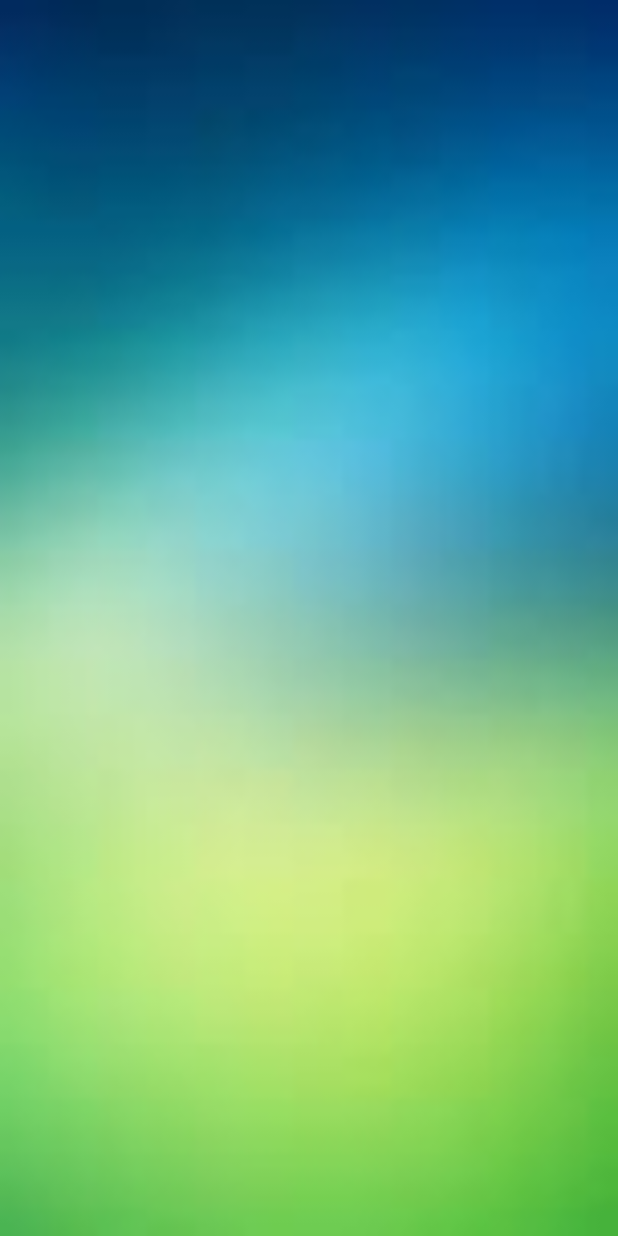
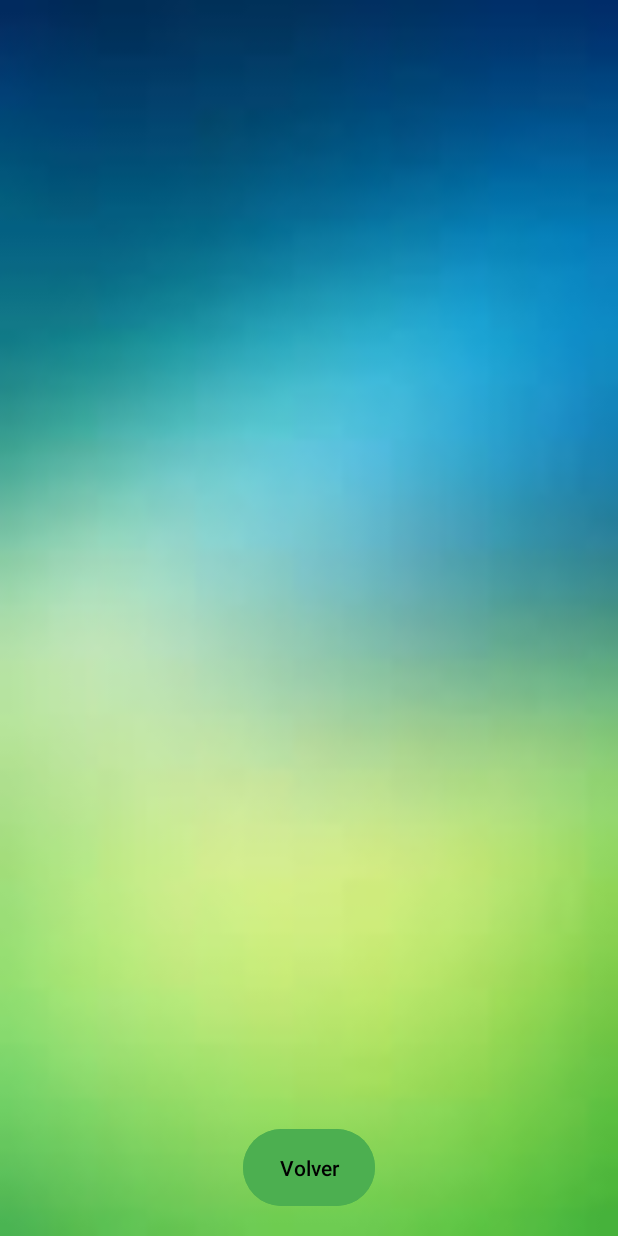
Before and after one commit to Ferna-n/Prototipov1, an Android app: the PlantListActivity screen opened directly, with no data from a screen before it, on a phone screen of 412 x 824 dp. Run offline under Robolectric (Android 15) with nearby library versions, the light colour scheme and no system bars.

Commit message:
quinto commit

```diff
--- a/app/src/main/java/com/example/plantpal/PlantListActivity.java
+++ b/app/src/main/java/com/example/plantpal/PlantListActivity.java
@@ -2,6 +2,9 @@ package com.example.plantpal;
 
 import android.content.Intent;
 import android.os.Bundle;
+import android.view.View;
+import android.widget.Button;
+
 import androidx.appcompat.app.AppCompatActivity;
 import androidx.recyclerview.widget.LinearLayoutManager;
 import androidx.recyclerview.widget.RecyclerView;
@@ -13,6 +16,7 @@ public class PlantListActivity extends AppCompatActivity {
     private RecyclerView rvPlants;
     private PlantAdapter plantAdapter;
     private ArrayList<Plant> plantList;
+    private Button btnBack;
 
     @Override
     protected void onCreate(Bundle savedInstanceState) {
@@ -23,6 +27,7 @@ public class PlantListActivity extends AppCompatActivity {
 
         plantList = new ArrayList<>();
         plantAdapter = new PlantAdapter(plantList);
+        btnBack = findViewById(R.id.btn_back);
 
         rvPlants.setLayoutManager(new LinearLayoutManager(this));
         rvPlants.setAdapter(plantAdapter);
@@ -32,5 +37,15 @@ public class PlantListActivity extends AppCompatActivity {
             plantList = (ArrayList<Plant>) getIntent().getSerializableExtra("plantList");
             plantAdapter.updatePlantList(plantList);  // Actualizamos la lista en el adapter
         }
+
+        // Configurar el botón de volver
+        btnBack.setOnClickListener(new View.OnClickListener() {
+            @Override
+            public void onClick(View v) {
+                Intent intent = new Intent(PlantListActivity.this, WelcomeActivity.class);
+                startActivity(intent);
+                finish(); // Opcional, para cerrar esta actividad
+            }
+        });
     }
 }
--- a/app/src/main/res/layout/activity_plant_list.xml
+++ b/app/src/main/res/layout/activity_plant_list.xml
@@ -14,4 +14,15 @@
         android:divider="@android:color/darker_gray"
         android:dividerHeight="5dp" />
 
+    <Button
+        android:id="@+id/btn_back"
+        android:layout_width="wrap_content"
+        android:layout_height="wrap_content"
+        android:layout_gravity="center"
+        android:backgroundTint="#4CAF50"
+        android:padding="16dp"
+        android:text="Volver"
+        android:textColor="#000000"
+        android:visibility="visible" />
+
 </LinearLayout>
--- a/app/src/main/res/layout/item_plant.xml
+++ b/app/src/main/res/layout/item_plant.xml
@@ -33,9 +33,11 @@
         android:layout_height="wrap_content"
         android:layout_gravity="center"
         android:backgroundTint="#4CAF50"
+        android:padding="16dp"
         android:text="Volver"
-        android:padding="16dp"
         android:textColor="#000000"
-        android:visibility="visible" />
+        android:visibility="invisible" />
+
+
 
 </LinearLayout>
```
Also changed, not shown: app/src/main/res/layout/activity_plant_care_guide.xml (+12 -1 lines).
